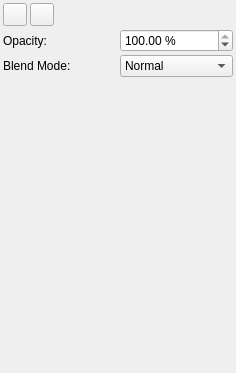
Before: the Qt Designer form scribus/ui/transparencypalette.ui in scribusproject/scribus, drawn with Qt 5.
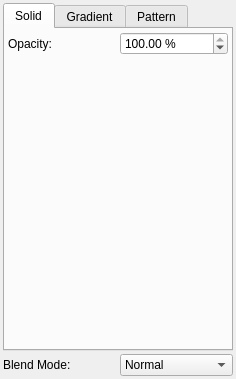
After: the same form once the commit is applied. Custom widgets are drawn as their Qt base class.

The edit to the form file:
```diff
--- a/scribus/ui/transparencypalette.ui
+++ b/scribus/ui/transparencypalette.ui
@@ -7,7 +7,7 @@
     <x>0</x>
     <y>0</y>
     <width>236</width>
-    <height>373</height>
+    <height>379</height>
    </rect>
   </property>
   <layout class="QVBoxLayout" name="verticalLayout_6">
@@ -26,213 +26,11 @@
    <property name="bottomMargin">
     <number>3</number>
    </property>
-   <item>
-    <layout class="QHBoxLayout" name="horizontalLayout">
-     <property name="spacing">
-      <number>3</number>
-     </property>
-     <item>
-      <widget class="QToolButton" name="editLineSelector">
-       <property name="toolTip">
-        <string>Edit Line Color Properties</string>
-       </property>
-       <property name="checkable">
-        <bool>true</bool>
-       </property>
-       <property name="autoExclusive">
-        <bool>true</bool>
-       </property>
-      </widget>
-     </item>
-     <item>
-      <widget class="QToolButton" name="editFillSelector">
-       <property name="toolTip">
-        <string>Edit Fill Color Properties</string>
-       </property>
-       <property name="checkable">
-        <bool>true</bool>
-       </property>
-       <property name="autoExclusive">
-        <bool>true</bool>
-       </property>
-      </widget>
-     </item>
-     <item>
-      <spacer name="horizontalSpacer">
-       <property name="orientation">
-        <enum>Qt::Horizontal</enum>
-       </property>
-       <property name="sizeHint" stdset="0">
-        <size>
-         <width>40</width>
-         <height>2</height>
-        </size>
-       </property>
-      </spacer>
-     </item>
-    </layout>
-   </item>
    <item>
     <widget class="QStackedWidget" name="stackedWidget">
      <property name="currentIndex">
       <number>0</number>
      </property>
-     <widget class="QWidget" name="pageS">
-      <layout class="QVBoxLayout" name="verticalLayout_5">
-       <property name="spacing">
-        <number>3</number>
-       </property>
-       <property name="leftMargin">
-        <number>0</number>
-       </property>
-       <property name="topMargin">
-        <number>0</number>
-       </property>
-       <property name="rightMargin">
-        <number>0</number>
-       </property>
-       <property name="bottomMargin">
-        <number>0</number>
-       </property>
-       <item>
-        <layout class="QGridLayout" name="gridLayout">
-         <property name="spacing">
-          <number>3</number>
-         </property>
-         <item row="0" column="0">
-          <widget class="QLabel" name="label_2">
-           <property name="text">
-            <string>Opacity:</string>
-           </property>
-          </widget>
-         </item>
-         <item row="0" column="1">
-          <widget class="ScrSpinBox" name="strokeOpacity">
-           <property name="toolTip">
-            <string>Set the transparency for the color selected</string>
-           </property>
-           <property name="suffix">
-            <string> %</string>
-           </property>
-           <property name="maximum">
-            <number>100</number>
-           </property>
-           <property name="singleStep">
-            <number>10</number>
-           </property>
-           <property name="value">
-            <number>100</number>
-           </property>
-          </widget>
-         </item>
-         <item row="1" column="0">
-          <widget class="QLabel" name="label_3">
-           <property name="text">
-            <string>Blend Mode:</string>
-           </property>
-          </widget>
-         </item>
-         <item row="1" column="1">
-          <widget class="QComboBox" name="blendModeStroke">
-           <item>
-            <property name="text">
-             <string>Normal</string>
-            </property>
-           </item>
-           <item>
-            <property name="text">
-             <string>Darken</string>
-            </property>
-           </item>
-           <item>
-            <property name="text">
-             <string>Lighten</string>
-            </property>
-           </item>
-           <item>
-            <property name="text">
-             <string>Multiply</string>
-            </property>
-           </item>
-           <item>
-            <property name="text">
-             <string>Screen</string>
-            </property>
-           </item>
-           <item>
-            <property name="text">
-             <string>Overlay</string>
-            </property>
-           </item>
-           <item>
-            <property name="text">
-             <string>Hard Light</string>
-            </property>
-           </item>
-           <item>
-            <property name="text">
-             <string>Soft Light</string>
-            </property>
-           </item>
-           <item>
-            <property name="text">
-             <string>Difference</string>
-            </property>
-           </item>
-           <item>
-            <property name="text">
-             <string>Exclusion</string>
-            </property>
-           </item>
-           <item>
-            <property name="text">
-             <string>Color Dodge</string>
-            </property>
-           </item>
-           <item>
-            <property name="text">
-             <string>Color Burn</string>
-            </property>
-           </item>
-           <item>
-            <property name="text">
-             <string>Hue</string>
-            </property>
-           </item>
-           <item>
-            <property name="text">
-             <string>Saturation</string>
-            </property>
-           </item>
-           <item>
-            <property name="text">
-             <string>Color</string>
-            </property>
-           </item>
-           <item>
-            <property name="text">
-             <string>Luminosity</string>
-            </property>
-           </item>
-          </widget>
-         </item>
-        </layout>
-       </item>
-       <item>
-        <spacer name="verticalSpacer">
-         <property name="orientation">
-          <enum>Qt::Vertical</enum>
-         </property>
-         <property name="sizeHint" stdset="0">
-          <size>
-           <width>20</width>
-           <height>240</height>
-          </size>
-         </property>
-        </spacer>
-       </item>
-      </layout>
-     </widget>
      <widget class="QWidget" name="page_2">
       <layout class="QVBoxLayout" name="verticalLayout_3">
        <property name="spacing">
@@ -296,13 +94,13 @@
                 <string> %</string>
                </property>
                <property name="maximum">
-                <number>100</number>
+                <double>100.000000000000000</double>
                </property>
                <property name="singleStep">
                 <number>10</number>
                </property>
                <property name="value">
-                <number>100</number>
+                <double>100.000000000000000</double>
                </property>
               </widget>
              </item>
```
Left out of the diff: 2 changed lines with no effect on the pictures.
